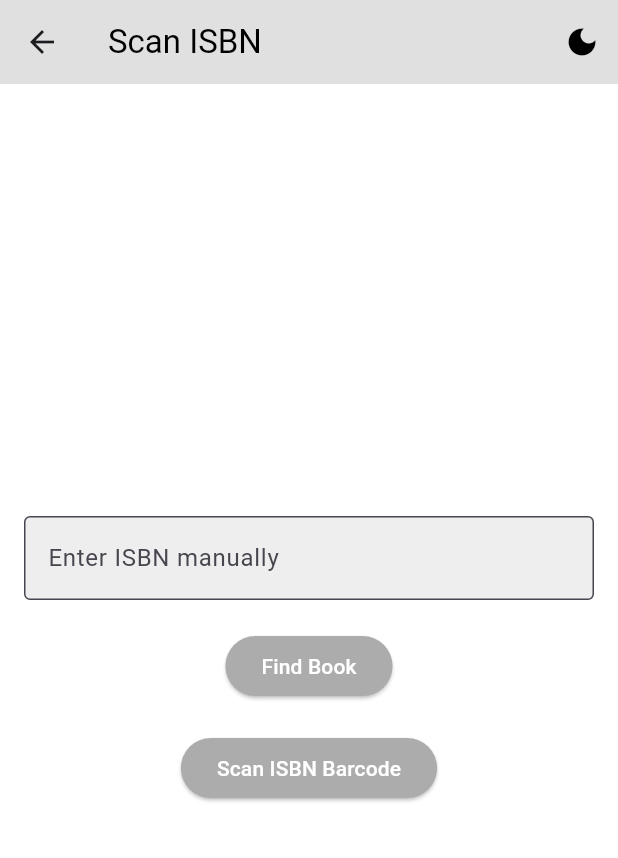
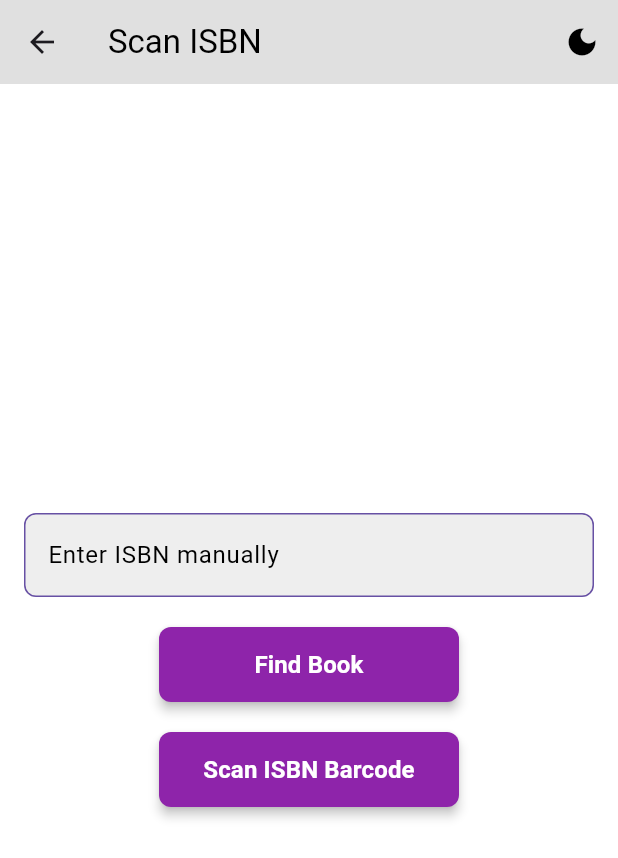
Before and after one commit to MikoMirror/DemoLib, a Flutter app: the IsbnScanScreen screen opened directly with empty values, on a phone screen of 412 x 824 dp. Shown: the top 858 px of the screen. Run offline on Flutter 3.47's test engine with Material 3 defaults, Android fonts, the light colour scheme and no system bars; our stand-ins replace cached_network_image, cloud_firestore, equatable, firebase_auth, firebase_core, flutter_bloc and 1 more; missing offline and left inert: flutter_barcode_scanner; accounts and stored records are empty.

Commit message:
Some improvements

```diff
--- a/lib/screens/isb_scan_screen.dart
+++ b/lib/screens/isb_scan_screen.dart
@@ -7,6 +7,8 @@ import '../services/google_books_service.dart';
 import 'book_form_screen.dart';
 import '../widgets/custom_app_bar.dart';
 import '../services/theme_provider.dart';
+import '../widgets/stylized_text_field.dart';
+import '../widgets/stylized_button.dart';
 
 class IsbnScanScreen extends StatefulWidget {
   final String collectionId;
@@ -118,28 +120,24 @@ class _IsbnScanScreenState extends State<IsbnScanScreen> {
         child: Column(
           mainAxisAlignment: MainAxisAlignment.center,
           children: [
-              TextField(
+           StylizedTextField(
               controller: _isbnController,
-                decoration: const InputDecoration(
               labelText: 'Enter ISBN manually',
-                  border: OutlineInputBorder(),
-                ),
-                keyboardType: TextInputType.number,
             ),
             const SizedBox(height: 20),
-              ElevatedButton(
+            StylizedButton(
               onPressed: () {
                 if (_isbnController.text.isNotEmpty) {
                   _fetchBookDetails(_isbnController.text);
                 }
               },
-                child: const Text('Find Book'),
+              text: 'Find Book',
             ),
             const SizedBox(height: 20),
             if (!kIsWeb)
-                ElevatedButton(
+              StylizedButton(
                 onPressed: _scanBarcode,
-                  child: const Text('Scan ISBN Barcode'),
+                text: 'Scan ISBN Barcode',
               ),
           ],
         ),
```
Also changed, not shown: lib/blocs/auth_bloc.dart (+22 -5 lines), lib/main.dart (renamed from lib/lib/main.dart, +8 -8 lines), lib/screens/auth_screen.dart (+29 -1 lines), lib/screens/collection_screen.dart (+18 -9 lines), lib/services/auth_service.dart (line endings or trailing spaces), 1 other file. Lines whose indentation alone changed are shown as unchanged.
